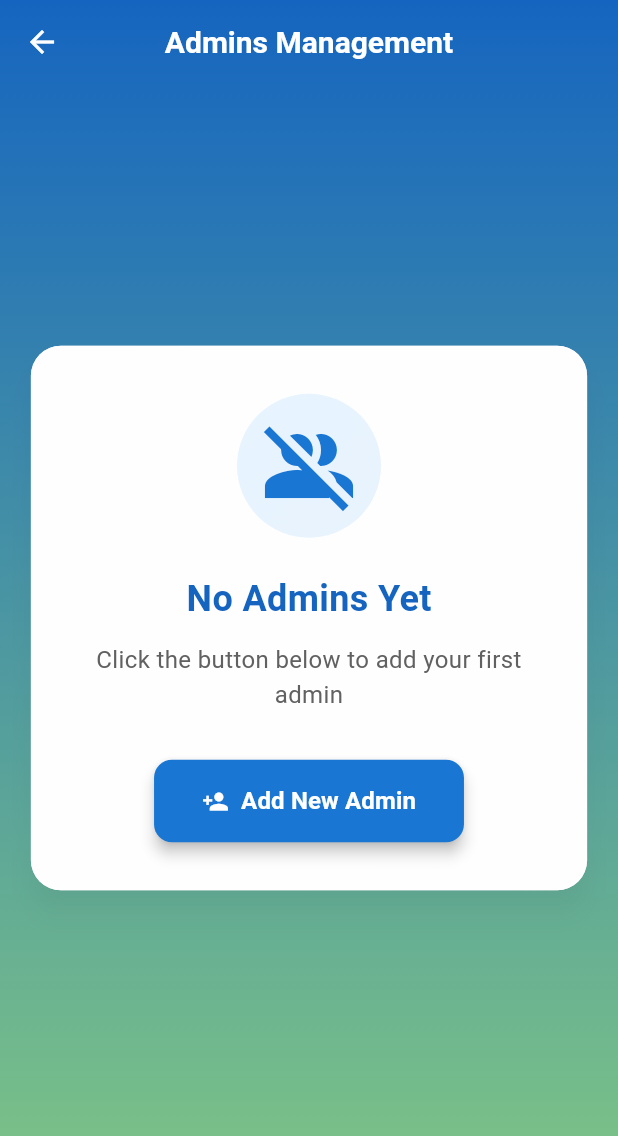
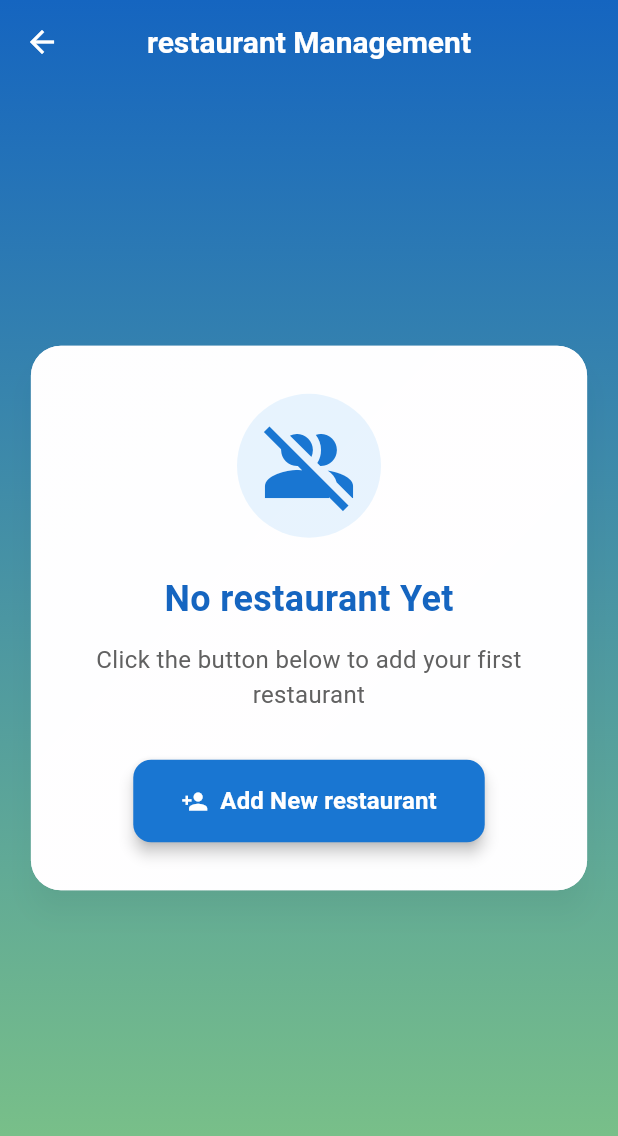
Before and after one commit to H07739/dlivery_food, a Flutter app: the AddAdminView screen opened directly, on a phone screen of 412 x 824 dp. Shown: the top 1136 px of the screen. Run offline on Flutter 3.47's test engine with Material 3 defaults, Android fonts, the phone set to English and light mode, and no system bars; our stand-ins replace badges, cached_network_image, flutter_colorpicker, flutter_map, get, iconsax and 6 more; missing offline and left inert: dart:ffi, molten_navigationbar_flutter; accounts and stored records are empty.

```diff
--- a/lib/Pages/auth/login/loginView.dart
+++ b/lib/Pages/auth/login/loginView.dart
@@ -157,7 +157,6 @@ class Loginview extends StatelessWidget {
                           keyNotifier.value = false;
 
                           Map<String, dynamic> d = await check();
-                 // ['client', 'admin', 'maingear', 'super Admin'];
                           String? role = supabase.auth.currentUser
                               ?.userMetadata?['role'] as String?;
                           if (role != null) {
@@ -185,7 +184,7 @@ class Loginview extends StatelessWidget {
 
                             else if (role == Role.manger) {
                               if(_checkPermission(role: 'maingear', context: context)) {
-                                Get.offAll(() => MangerOrdersView(model: MangerModel.fromJson(d['model'])));
+                                Get.offAll(() => MangerOrdersView(model: MangerModel.fromJson(d['model'][0])));
                               }
 
                             }
--- a/lib/super_admin/add_admin/view/add_admin_view.dart
+++ b/lib/super_admin/add_admin/view/add_admin_view.dart
@@ -18,7 +18,7 @@ class AddAdminView extends StatelessWidget {
       extendBodyBehindAppBar: true,
       appBar: AppBar(
         title: const Text(
-          'Admins Management',
+          'restaurant Management',
           style: TextStyle(
             fontSize: 20,
             fontWeight: FontWeight.bold,
--- a/lib/super_admin/add_admin/view/not_found_admins.dart
+++ b/lib/super_admin/add_admin/view/not_found_admins.dart
@@ -48,7 +48,7 @@ class NotFoundAdmins extends StatelessWidget {
                 ),
                 const SizedBox(height: 24),
                 Text(
-                  'No Admins Yet',
+                  'No restaurant Yet',
                   style: TextStyle(
                     fontSize: 24,
                     fontWeight: FontWeight.bold,
@@ -57,7 +57,7 @@ class NotFoundAdmins extends StatelessWidget {
                 ),
                 const SizedBox(height: 12),
                 Text(
-                  'Click the button below to add your first admin',
+                  'Click the button below to add your first restaurant',
                   style: TextStyle(
                     color: Colors.grey[700],
                     fontSize: 16,
@@ -79,7 +79,7 @@ class NotFoundAdmins extends StatelessWidget {
                   ),
                   icon: const Icon(Icons.person_add, color: Colors.white),
                   label: const Text(
-                    'Add New Admin',
+                    'Add New restaurant',
                     style: TextStyle(
                       fontSize: 16,
                       fontWeight: FontWeight.bold,
--- a/lib/super_admin/add_admin/widget/admin_form.dart
+++ b/lib/super_admin/add_admin/widget/admin_form.dart
@@ -34,7 +34,7 @@ class AdminForm extends StatelessWidget {
                   ),
                   const SizedBox(width: 12),
                   Text(
-                    'Add New Admin',
+                    'Add New restaurant',
                     style: TextStyle(
                       color: Colors.white,
                       fontSize: 16,
--- a/lib/super_admin/home/view/home_view.dart
+++ b/lib/super_admin/home/view/home_view.dart
@@ -64,8 +64,8 @@ class SuperAdminHomeView extends StatelessWidget {
                     children: [
                       OptionCard(
                         icon: Icons.person_add,
-                        title: 'Add Admin',
-                        subtitle: 'Add new admin to the system',
+                        title: 'Add restaurant',
+                        subtitle: 'Add new restaurant to the system',
                         color: Colors.blue,
                         onTap: () {
                           Get.to(() => AddAdminView());
```
Also changed, not shown: lib/Pages/shopping_cart/widget/shopping_cart_item.dart (+45 -29 lines).
